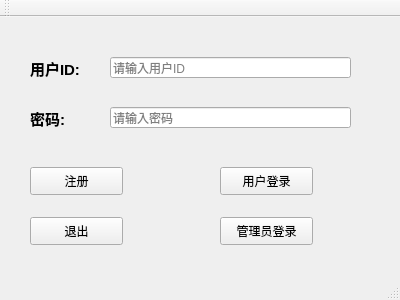
Qt form QT/mytrainer/QtLogin.ui (OneEspylacopa/Data-Structure) before a commit.
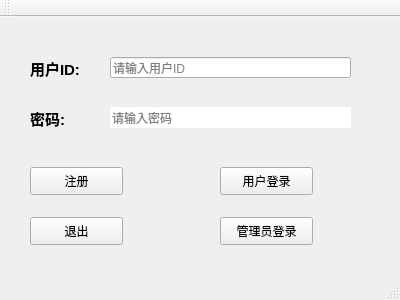
The same form after that commit.

Diff of the .ui file:
```diff
--- a/QT/mytrainer/QtLogin.ui
+++ b/QT/mytrainer/QtLogin.ui
@@ -62,6 +62,12 @@
       <height>21</height>
      </rect>
     </property>
+    <property name="maxLength">
+     <number>16</number>
+    </property>
+    <property name="frame">
+     <bool>false</bool>
+    </property>
     <property name="echoMode">
      <enum>QLineEdit::Password</enum>
     </property>
```
Left out of the diff: 7 changed lines with no effect on the pictures.
